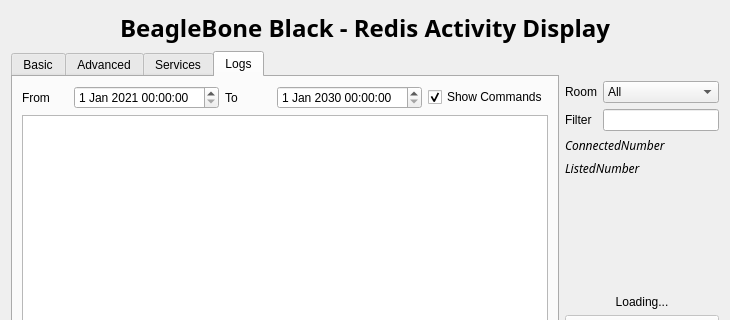
The window that ui_files/monitor.ui (lnls-sirius/bbbread) describes before a commit, drawn with Qt 5; both pictures show x 0 to 730 and y 0 to 320 of the 730 by 460 pixel window.
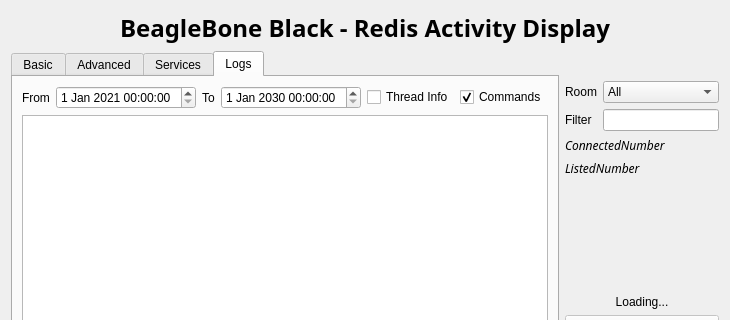
The same window after the commit.

Commit message: Adds option to hide commands/thread info

Patch:
```diff
--- a/ui_files/monitor.ui
+++ b/ui_files/monitor.ui
@@ -472,10 +472,17 @@
                </property>
               </widget>
              </item>
+             <item>
+              <widget class="QCheckBox" name="threadCheckBox">
+               <property name="text">
+                <string>Thread Info</string>
+               </property>
+              </widget>
+             </item>
              <item>
               <widget class="QCheckBox" name="commandsCheckBox">
                <property name="text">
-                <string>Show Commands</string>
+                <string>Commands</string>
                </property>
                <property name="checked">
                 <bool>true</bool>
```
The commit also changes 2 other files.
